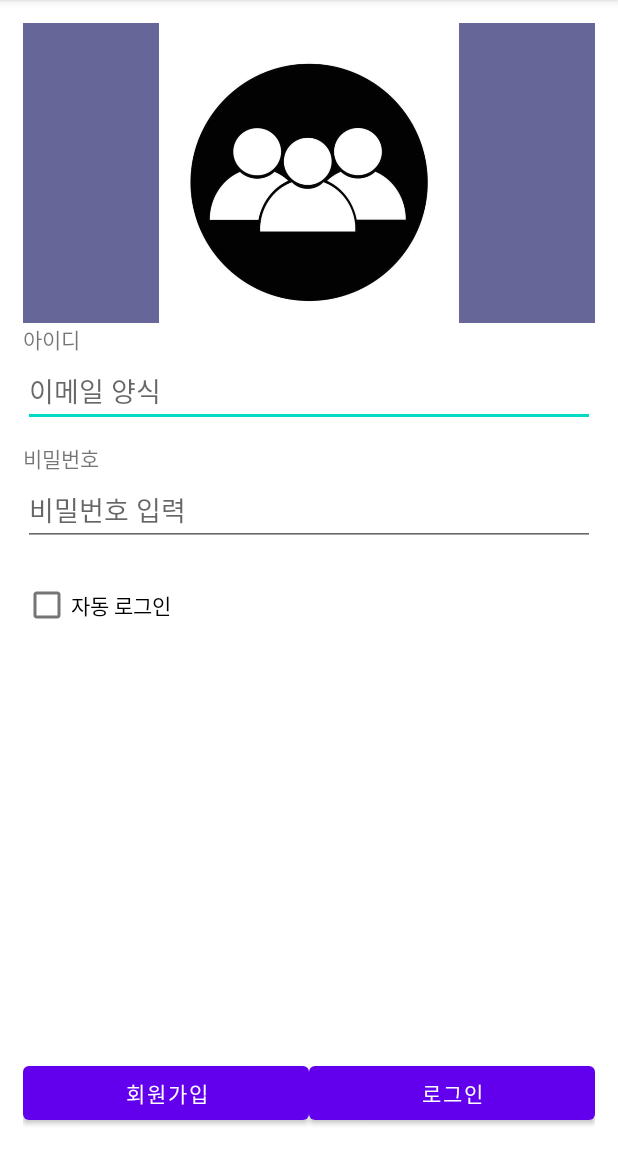
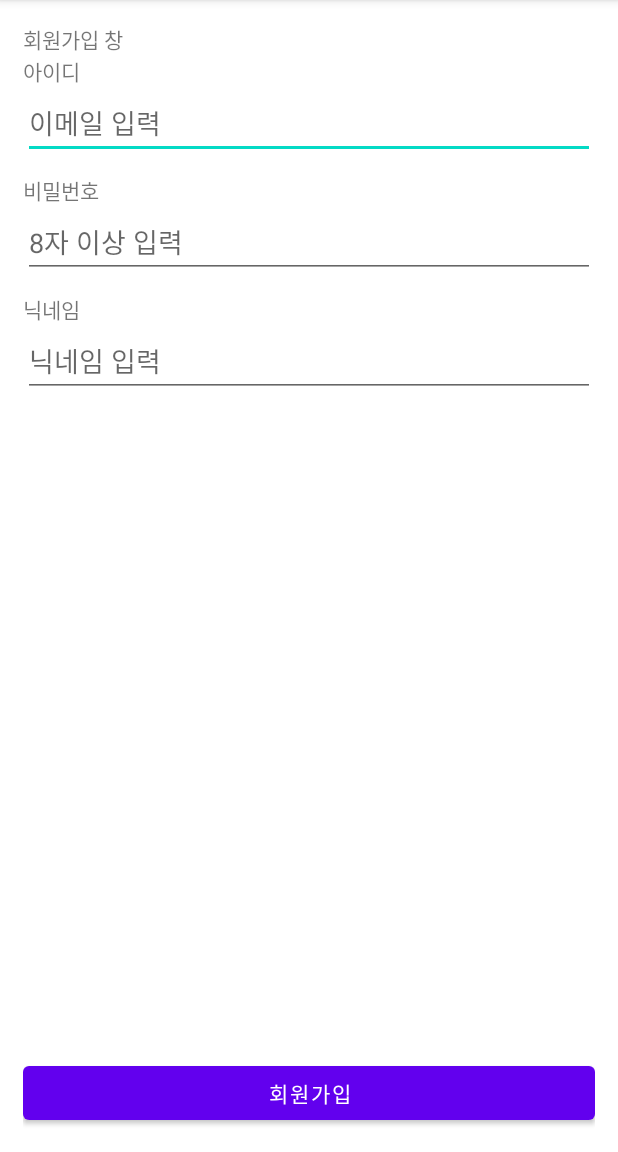
Before and after one commit to csh113/LoginUIPractice_20220703, an Android app: the screen it shows after launch (MainActivity before the commit, SignUpActivity after it), after a tap on "회원가입", on a phone screen of 412 x 824 dp, the part 84-1236 px from its top. Run offline under Robolectric (Android 15) with nearby library versions, the phone set to English and light mode, and no system bars.

Commit message:
회원가입 새창 추가 20220703 일

```diff
--- a/app/src/main/AndroidManifest.xml
+++ b/app/src/main/AndroidManifest.xml
@@ -14,6 +14,9 @@
         android:theme="@style/Theme.LoginUIPractice_20220703"
         tools:targetApi="31">
         <activity
+            android:name=".MainActivity2"
+            android:exported="false" />
+        <activity
             android:name=".SignUpActivity"
             android:exported="false" />
         <activity
--- a/app/src/main/java/com/neppka/loginuipractice_20220703/MainActivity.kt
+++ b/app/src/main/java/com/neppka/loginuipractice_20220703/MainActivity.kt
@@ -1,5 +1,6 @@
 package com.neppka.loginuipractice_20220703
 
+import android.content.Intent
 import androidx.appcompat.app.AppCompatActivity
 import android.os.Bundle
 import android.util.Log
@@ -11,44 +12,19 @@ class MainActivity : AppCompatActivity() {
         super.onCreate(savedInstanceState)
         setContentView(R.layout.activity_main)
 
+//      회원 가입 창으로
+        signUpBtn.setOnClickListener {
+//            비행기 티켓을 발권(출발지 :this(MainActivity) -> 목적지(SignUpActivity)
+            val myIntent = Intent(this, SignUpActivity::class.java)
 
-        signUpBtn.setOnClickListener {
-            Toast.makeText(this, "회원가입버튼 클릭", Toast.LENGTH_SHORT).show()
-        }
+//            실제 비행기를 출발
+            startActivity(myIntent) //myIntent : 비행기 티켓을 들고 타는 느낌
 
-        loginBtn.setOnClickListener {
-            Log.d("메인 액티비티", "로그인 버튼 클릭")
         }
 
 //        로그인 로직 실행
         loginBtn.setOnClickListener {
-//            아이디 값과 비번 값 변수화
-            val id = idEdt.text.toString()
-            val pwd = passEdt.text.toString()
-
-//        1. 아이디값이 "admin", 비번 "adsf"
-//        2. 아이디 값 판별
-//            if (id != "amdin") {
-//                Toast.makeText(this, "아이디가 잘못되었습니다.", Toast.LENGTH_SHORT).show()
-////                3.비번 값 판별
-//            } else if (pwd != "asdf") {
-//                Toast.makeText(this, "비밀번호가 잘못되었습니다.", Toast.LENGTH_SHORT).show()
-////                4. 두가지 모두 맞을 때
-//            } else {
-//                Toast.makeText(this, "관리자님 환영합니다.", Toast.LENGTH_SHORT).show()
-//            }
-
-            if(id == "admin" || pwd == "asdf") {
-                if(id != "admin") {
-                    Toast.makeText(this, "아이디가 잘못되었습니다.", Toast.LENGTH_SHORT).show()
-                } else if(pwd != "asdf") {
-                    Toast.makeText(this, "비밀번호가 잘못되었습니다.", Toast.LENGTH_SHORT).show()
-                } else {
-                    Toast.makeText(this, "관리자님 환영합니다.", Toast.LENGTH_SHORT).show()
-                }
-            } else {
-                Toast.makeText(this, "로그인이 실패했습니다.", Toast.LENGTH_SHORT).show()
-            }
+            val myIntent2 = Intent(this, MainActivity2::class.java)
         }
     }
 }
--- a/app/src/main/java/com/neppka/loginuipractice_20220703/SignUpActivity.kt
+++ b/app/src/main/java/com/neppka/loginuipractice_20220703/SignUpActivity.kt
@@ -2,10 +2,22 @@ package com.neppka.loginuipractice_20220703
 
 import androidx.appcompat.app.AppCompatActivity
 import android.os.Bundle
+import android.widget.Toast
+import kotlinx.android.synthetic.main.activity_main.*
+import kotlinx.android.synthetic.main.activity_main.signUpBtn
+import kotlinx.android.synthetic.main.activity_sign_up.*
 
 class SignUpActivity : AppCompatActivity() {
     override fun onCreate(savedInstanceState: Bundle?) {
         super.onCreate(savedInstanceState)
         setContentView(R.layout.activity_sign_up)
+
+//        회원 가입 버튼 눌렀을때의 로직 작성
+        signUpBtn.setOnClickListener {
+//            회원 가입시 서버와 통신하는 API 로직
+
+            Toast.makeText(this, "${nickEdt.text}님 회원가입을 축하합니다.", Toast.LENGTH_SHORT).show()
+            finish()
+        }
     }
 }
--- a/app/src/main/res/layout/activity_main.xml
+++ b/app/src/main/res/layout/activity_main.xml
@@ -27,8 +27,8 @@
         android:layout_width="match_parent"
         android:layout_height="wrap_content"
         android:hint="이메일 양식"
+        android:inputType="textEmailAddress"
         android:maxLines="1"
-        android:inputType="textEmailAddress"
         android:imeOptions="actionNext"/>
 
     <!-- 상단과 조금 떨어지게 layout_marginTop -->
@@ -43,8 +43,8 @@
         android:layout_width="match_parent"
         android:layout_height="wrap_content"
         android:hint="비밀번호 입력"
+        android:inputType="textPassword"
         android:maxLines="1"
-        android:inputType="textPassword"
         android:imeOptions="actionNext"/>
 
     <CheckBox
--- a/app/src/main/res/layout/activity_sign_up.xml
+++ b/app/src/main/res/layout/activity_sign_up.xml
@@ -5,6 +5,7 @@
     android:layout_width="match_parent"
     android:layout_height="match_parent"
     android:orientation="vertical"
+    android:padding="15dp"
     tools:context=".SignUpActivity">
 
     <TextView
@@ -12,5 +13,63 @@
         android:layout_height="wrap_content"
         android:text="회원가입 창"/>
 
+    <!-- 아이디 약간 들어가 있음 margin : 외부에서 padding : 내부에서 사이즈 조절-->
+    <TextView
+        android:layout_width="match_parent"
+        android:layout_height="wrap_content"
+        android:text="아이디" />
+
+    <EditText
+        android:id="@+id/idEdt"
+        android:layout_width="match_parent"
+        android:layout_height="wrap_content"
+        android:hint="이메일 입력"
+        android:inputType="textEmailAddress"
+        android:maxLines="1"
+        android:imeOptions="actionNext"/>
+
+    <TextView
+        android:layout_width="match_parent"
+        android:layout_height="wrap_content"
+        android:layout_marginTop="10dp"
+        android:text="비밀번호" />
+
+    <EditText
+        android:id="@+id/passEdt"
+        android:layout_width="match_parent"
+        android:layout_height="wrap_content"
+        android:hint="8자 이상 입력"
+        android:inputType="textPassword"
+        android:maxLines="1"
+        android:imeOptions="actionNext"/>
+
+    <TextView
+        android:layout_width="match_parent"
+        android:layout_height="wrap_content"
+        android:layout_marginTop="10dp"
+        android:text="닉네임" />
+
+    <EditText
+        android:id="@+id/nickEdt"
+        android:layout_width="match_parent"
+        android:layout_height="wrap_content"
+        android:hint="닉네임 입력"
+        android:inputType="text"
+        android:maxLines="1"
+        android:imeOptions="actionDone"/>
+
+    <!-- 가입부분과 버튼 사이의 공간 주기 : TextView 하나 준다.-->
+    <TextView
+        android:layout_width="wrap_content"
+        android:layout_height="0dp"
+        android:layout_weight="1"/>
+
+
+    <Button
+        android:id="@+id/signUpBtn"
+        android:layout_width="match_parent"
+        android:layout_height="wrap_content"
+        android:text="회원가입"/>
+
 
 </LinearLayout>
```
Also changed, not shown: app/src/main/java/com/neppka/loginuipractice_20220703/MainActivity2.kt (added, +11 -0 lines), app/src/main/res/layout/activity_main2.xml (added, +17 -0 lines).
